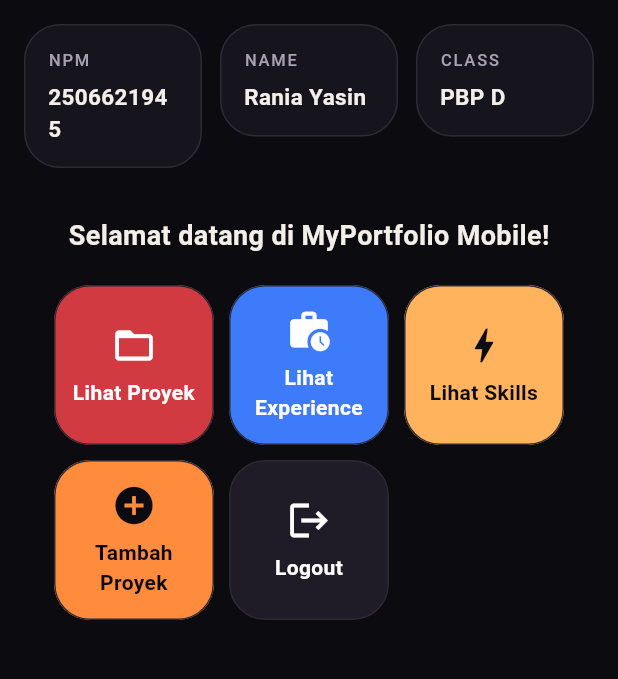
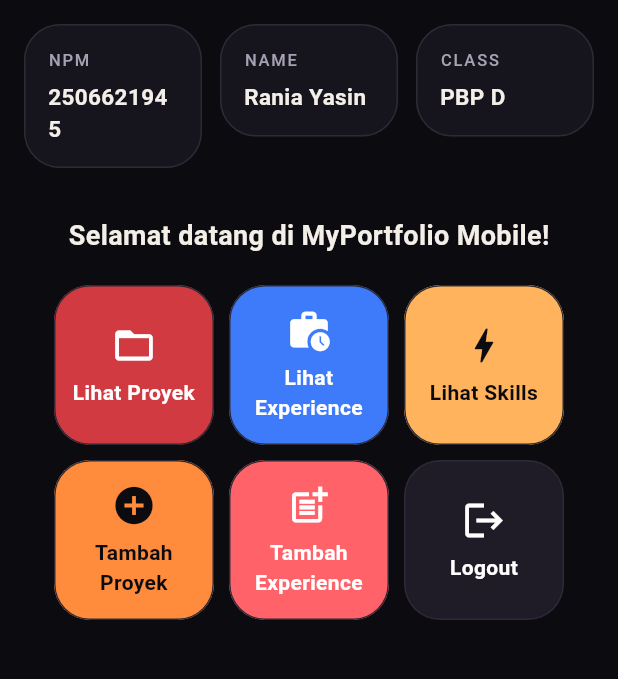
Before and after one commit to raniaysnn/myportofolio_mobile, a Flutter app: the screen it shows after launch, on a phone screen of 412 x 824 dp, the part 84-763 px from its top. Run offline on Flutter 3.47's test engine with Material 3 defaults, Android fonts, the phone set to English and light mode, and no system bars; our stand-ins replace material_ui.

Commit message:
feat: menambahkan kartu aksi Tambah Experience yang membuka ExperienceFormPage dengan Navigator.push

```diff
--- a/lib/screens/menu.dart
+++ b/lib/screens/menu.dart
@@ -15,6 +15,7 @@ class MyHomePage extends StatelessWidget {
     ItemHomepage("Lihat Experience", Icons.work_history, MyWeb.blue), //
     ItemHomepage("Lihat Skills", Icons.bolt, MyWeb.amber), //
     ItemHomepage("Tambah Proyek", Icons.add_circle, MyWeb.orange),
+    ItemHomepage("Tambah Experience", Icons.post_add, MyWeb.redText),
     ItemHomepage("Logout", Icons.logout, MyWeb.raised),
   ];
 
```
Also changed, not shown: lib/widgets/project_card.dart (+8 -0 lines).
